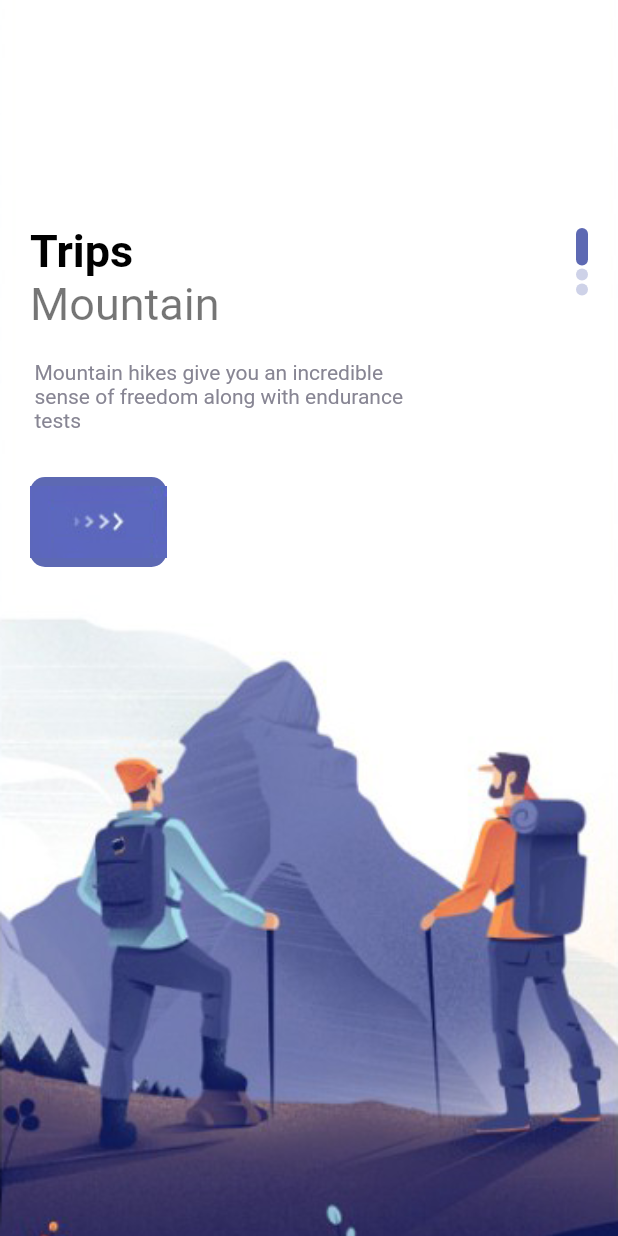
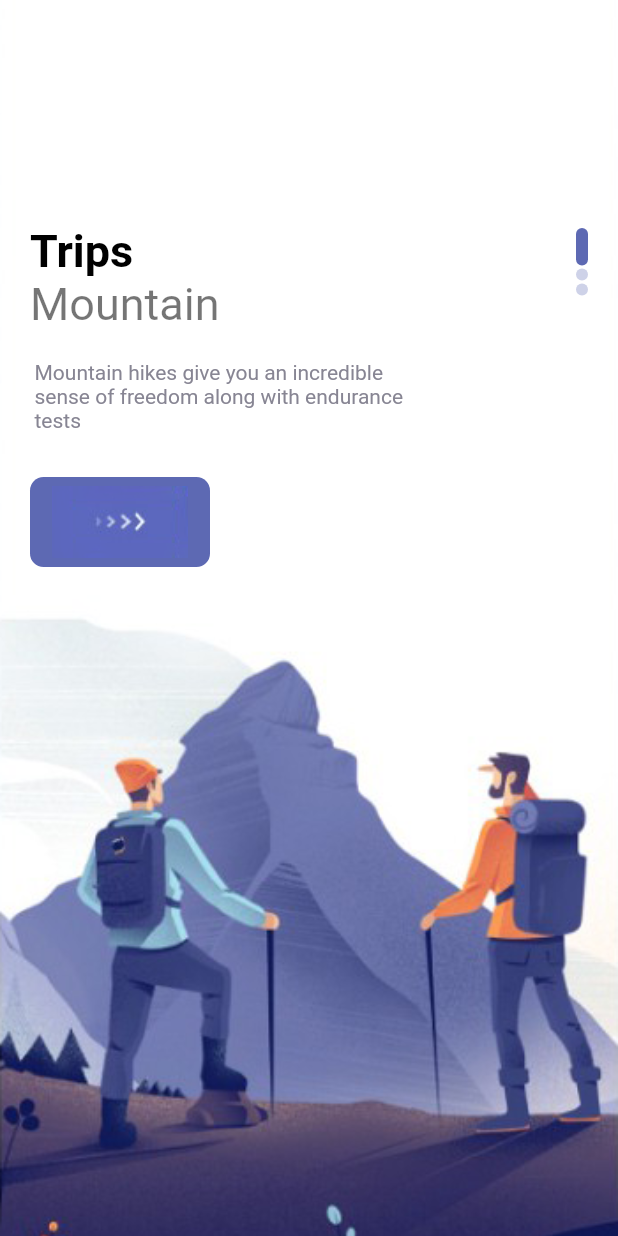
Before and after one commit to leobtt/flutter_cubit_app, a Flutter app: the screen it shows after launch, on a phone screen of 412 x 824 dp. Run offline on Flutter 3.47's test engine with Material 2 defaults, Android fonts, the phone set to English and light mode, and no system bars.

Commit message:
fix: flexible

```diff
--- a/lib/widgets/responsive_button.dart
+++ b/lib/widgets/responsive_button.dart
@@ -1,5 +1,6 @@
 import 'package:flutter/material.dart';
 import 'package:flutter_cubit/misc/colors.dart';
+import 'package:flutter_cubit/widgets/app_text.dart';
 
 class ResponsiveButton extends StatelessWidget {
   bool? isResponsive;
@@ -7,20 +8,33 @@ class ResponsiveButton extends StatelessWidget {
 
   ResponsiveButton({
     this.isResponsive = false,
-    this.width,
+    this.width = 120,
   });
 
   @override
   Widget build(BuildContext context) {
-    return Container(
-      width: width,
-      height: 60,
-      decoration: BoxDecoration(
-        borderRadius: BorderRadius.circular(10),
-        color: AppColors.mainColor,
-      ),
-      child: Row(
-        children: [Image.asset("img/button-one.png")],
+    return Flexible(
+      child: Container(
+        width: isResponsive == true ? double.maxFinite : width,
+        height: 60,
+        decoration: BoxDecoration(
+          borderRadius: BorderRadius.circular(9),
+          color: AppColors.mainColor,
+        ),
+        child: Row(
+          mainAxisAlignment: isResponsive == true
+              ? MainAxisAlignment.spaceBetween
+              : MainAxisAlignment.center,
+          children: [
+            isResponsive == true
+                ? Container(
+                    margin: const EdgeInsets.only(left: 30),
+                    child: AppText(text: "Book Trip Now", color: Colors.white),
+                  )
+                : Container(),
+            Image.asset("img/button-one.png"),
+          ],
+        ),
       ),
     );
   }
```
